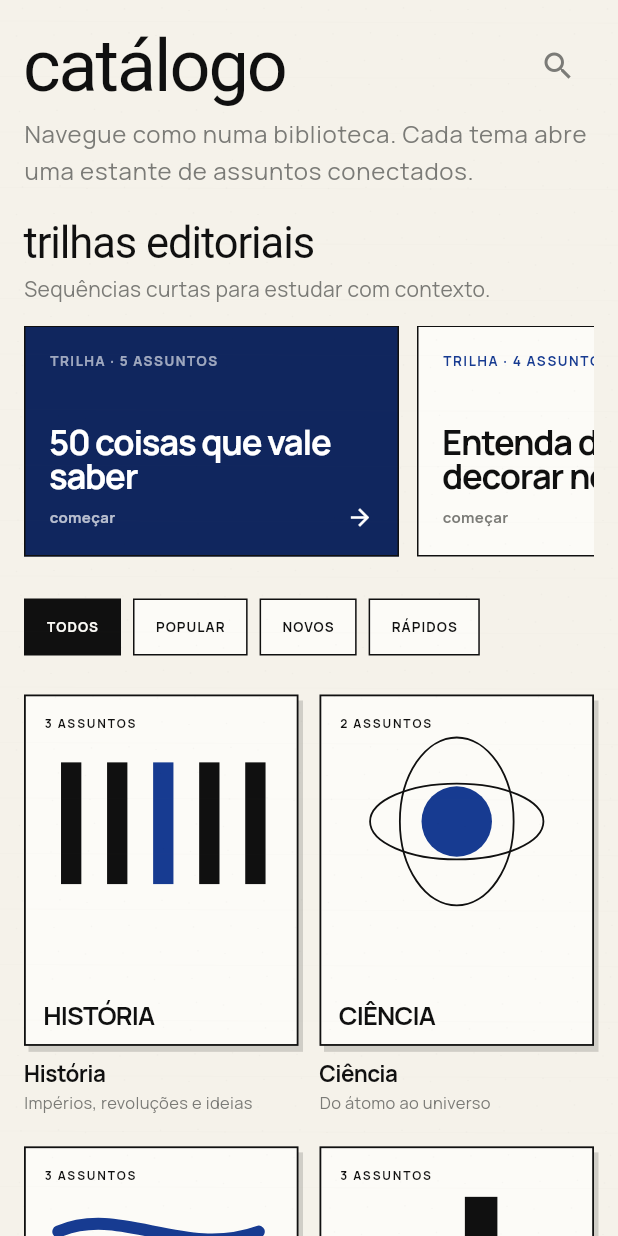
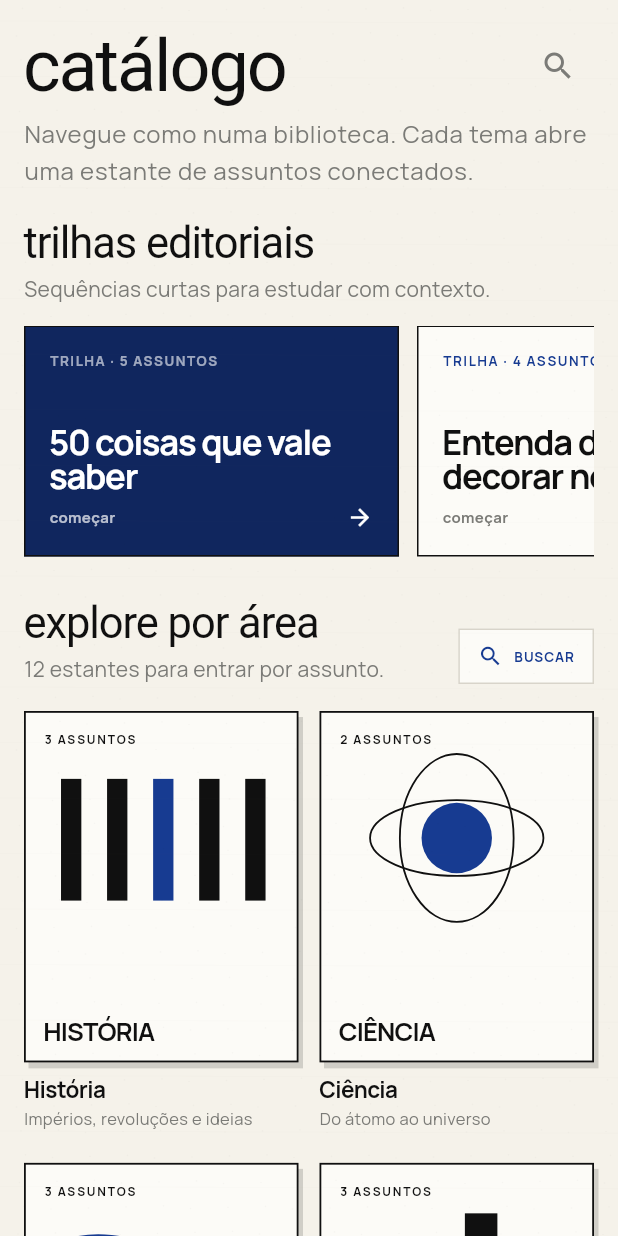
Before and after one commit to caueccipriano/repertorio-app, a Flutter app: the ExploreScreen widget shown alone on an empty page, opened directly, on a phone screen of 412 x 824 dp. Run offline on Flutter 3.47's test engine with Material 3 defaults, Android fonts, the light colour scheme and no system bars; our stand-ins replace google_fonts, shared_preferences; missing offline and left inert: dart:js_interop; accounts and stored records are empty; statements that could not run were skipped.

Commit message:
refine: replace fake catalog filters with useful discovery header

```diff
--- a/lib/features/explore/presentation/explore_screen.dart
+++ b/lib/features/explore/presentation/explore_screen.dart
@@ -142,9 +142,9 @@ class ExploreScreen extends StatelessWidget {
                 ),
                 const SizedBox(height: 22),
                 const _TrailRail(trails: _trails),
-                const SizedBox(height: 28),
-                const _FilterRail(),
-                const SizedBox(height: 26),
+                const SizedBox(height: 30),
+                const _CatalogHeader(areaCount: 12),
+                const SizedBox(height: 18),
                 LayoutBuilder(
                   builder: (context, constraints) {
                     final columns = constraints.maxWidth >= 720
@@ -311,40 +311,71 @@ class _TrailEntry {
   final List<String> topicIds;
 }
 
-class _FilterRail extends StatelessWidget {
-  const _FilterRail();
+class _CatalogHeader extends StatelessWidget {
+  const _CatalogHeader({required this.areaCount});
+
+  final int areaCount;
 
   @override
   Widget build(BuildContext context) {
-    const filters = ['TODOS', 'POPULAR', 'NOVOS', 'RÁPIDOS'];
+    final colors = Theme.of(context).colorScheme;
 
-    return SizedBox(
-      height: 38,
-      child: ListView.separated(
-        scrollDirection: Axis.horizontal,
-        itemCount: filters.length,
-        separatorBuilder: (_, __) => const SizedBox(width: 8),
-        itemBuilder: (context, index) {
-          final selected = index == 0;
-
-          return Container(
-            alignment: Alignment.center,
-            padding: const EdgeInsets.symmetric(horizontal: 14),
-            decoration: BoxDecoration(
-              color: selected ? Theme.of(context).colorScheme.onSurface : Theme.of(context).colorScheme.surface,
-              border: Border.all(color: Theme.of(context).colorScheme.onSurface),
+    return Row(
+      crossAxisAlignment: CrossAxisAlignment.end,
+      children: [
+        Expanded(
+          child: Column(
+            crossAxisAlignment: CrossAxisAlignment.start,
+            children: [
+              Text(
+                'explore por área',
+                style: Theme.of(context).textTheme.headlineLarge?.copyWith(
+                      fontSize: 29,
+                    ),
+              ),
+              const SizedBox(height: 5),
+              Text(
+                '$areaCount estantes para entrar por assunto.',
+                style: Theme.of(context).textTheme.bodyMedium?.copyWith(
+                      color: colors.onSurfaceVariant,
+                    ),
+              ),
+            ],
+          ),
+        ),
+        const SizedBox(width: 12),
+        Material(
+          color: colors.surface,
+          child: InkWell(
+            onTap: () => Navigator.of(context).push(
+              MaterialPageRoute<void>(
+                builder: (_) => const SearchScreen(),
+              ),
             ),
-            child: Text(
-              filters[index],
-              style: Theme.of(context).textTheme.labelLarge?.copyWith(
-                    color: selected ? Theme.of(context).colorScheme.surface : Theme.of(context).colorScheme.onSurface,
-                    fontSize: 9,
-                    letterSpacing: .7,
+            child: Container(
+              padding: const EdgeInsets.symmetric(horizontal: 12, vertical: 9),
+              decoration: BoxDecoration(
+                border: Border.all(color: colors.outline),
+              ),
+              child: Row(
+                mainAxisSize: MainAxisSize.min,
+                children: [
+                  Icon(Icons.search, size: 17, color: colors.primary),
+                  const SizedBox(width: 7),
+                  Text(
+                    'BUSCAR',
+                    style: Theme.of(context).textTheme.labelLarge?.copyWith(
+                          color: colors.primary,
+                          fontSize: 9,
+                          letterSpacing: .7,
+                        ),
                   ),
+                ],
+              ),
             ),
-          );
-        },
-      ),
+          ),
+        ),
+      ],
     );
   }
 }
```
